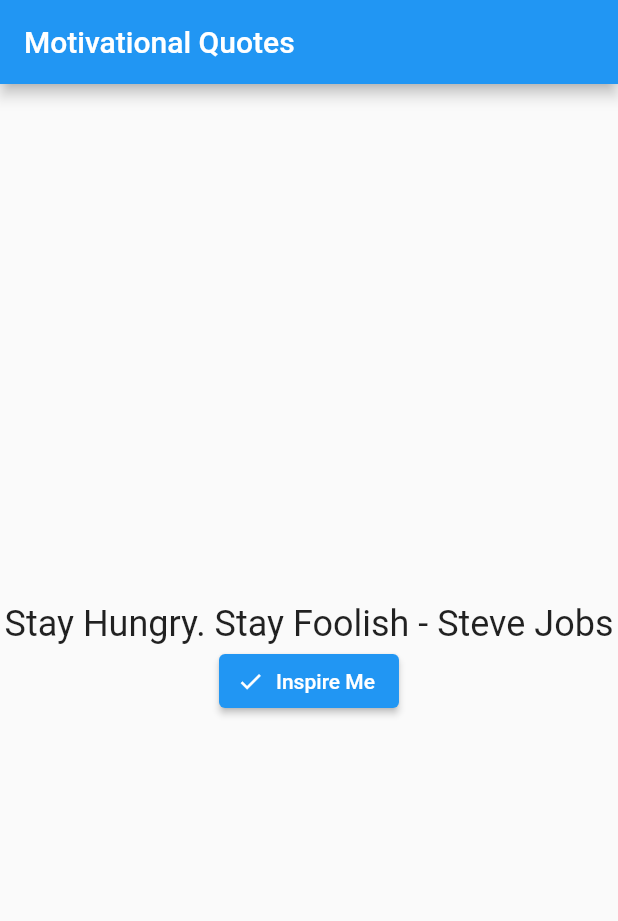
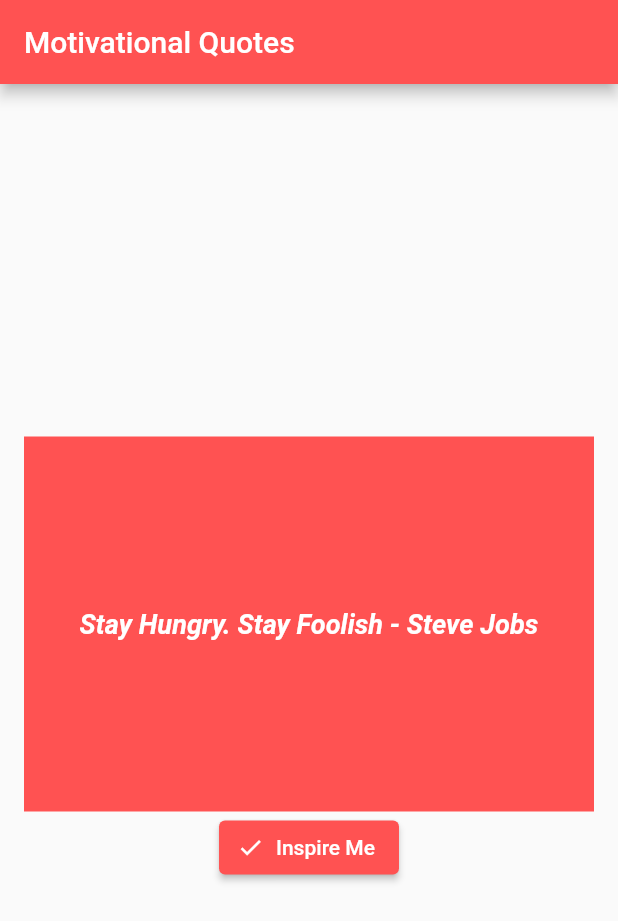
Before and after one commit to AkshayRameshAppDEV/Flutter-Quotes, a Flutter app: the screen it shows after launch, on a phone screen of 412 x 824 dp. Shown: the top 921 px of the screen. Run offline on Flutter 3.47's test engine with Material 2 defaults, Android fonts, the phone set to English and light mode, and no system bars.

Commit message:
Add some more style

```diff
--- a/quotes/lib/ui/quotes.dart
+++ b/quotes/lib/ui/quotes.dart
@@ -47,15 +47,28 @@ class _MyHomePageState extends State<MyHomePage> {
     return Scaffold(
         appBar: AppBar(
           title: const Text("Motivational Quotes"),
+          backgroundColor: Colors.redAccent
         ),
         body: Center(
           child: Column(
             mainAxisAlignment: MainAxisAlignment.center,
             children: <Widget>[
-              Text(getQuote(),
-                  style: Theme.of(context).textTheme.headline5,
-                  textAlign: TextAlign.center),
+              Center(
+                child: Container(
+                  alignment: Alignment.center,
+                  width: 380,
+                  height: 250,
+                  decoration: const BoxDecoration(
+                    color: Colors.redAccent,
+                  ),
+                  child: Text(getQuote(),
+                      style: const TextStyle(
+                          fontStyle: FontStyle.italic, fontSize: 18.0, color: Colors.white, fontWeight: FontWeight.bold),
+                      textAlign: TextAlign.center),
+                ),
+              ),
               ElevatedButton.icon(
+                style:  ButtonStyle(backgroundColor: MaterialStateProperty.all<Color>(Colors.redAccent)),
                 onPressed: _incrementCounter,
                 icon: const Icon(Icons.check, size: 18),
                 label: const Text("Inspire Me"),
```
